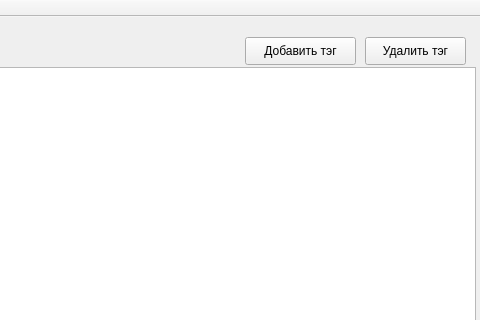
andreevlex/training-url-database, file src/ui/mainwindow.ui: the form before one commit; both pictures show x 485 to 965 and y 0 to 320 of the 965 by 606 pixel window.
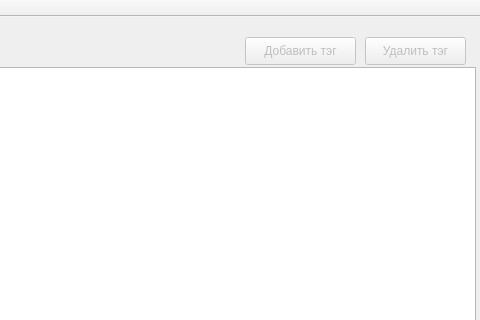
The form after the commit.

Commit message:
Активирован запрет на редактирование таблиц
Редактирование данных только через объекты, просмотр через таблицы

```diff
--- a/src/ui/mainwindow.ui
+++ b/src/ui/mainwindow.ui
@@ -99,6 +99,9 @@
     </property>
    </widget>
    <widget class="QPushButton" name="pbLinkTag">
+    <property name="enabled">
+     <bool>false</bool>
+    </property>
     <property name="geometry">
      <rect>
       <x>730</x>
@@ -112,6 +115,9 @@
     </property>
    </widget>
    <widget class="QPushButton" name="pbDelLinkTag">
+    <property name="enabled">
+     <bool>false</bool>
+    </property>
     <property name="geometry">
      <rect>
       <x>850</x>
```
Left out of the diff: 6 changed lines with no effect on the pictures.
